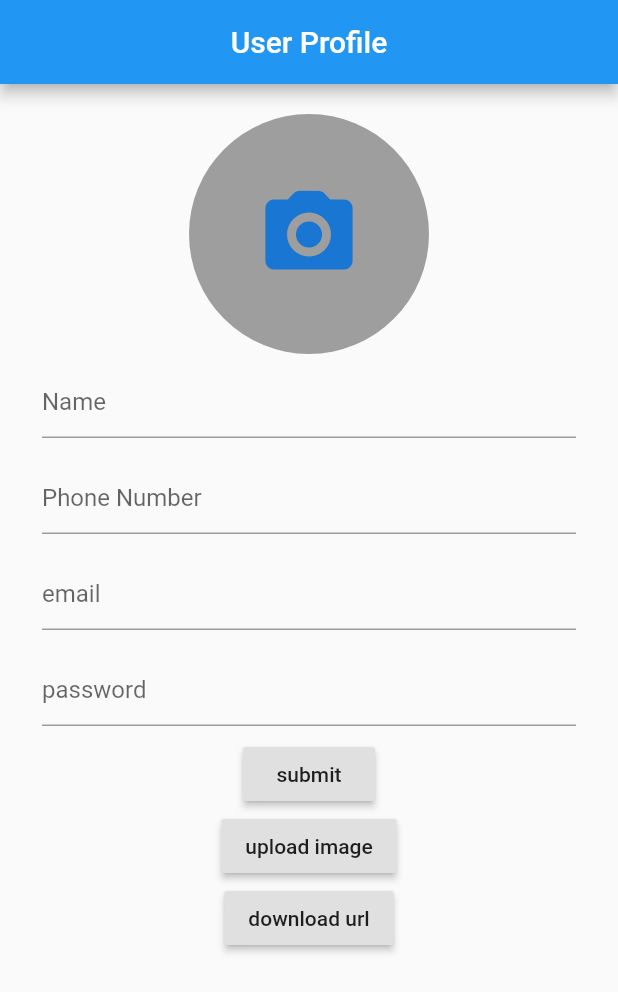
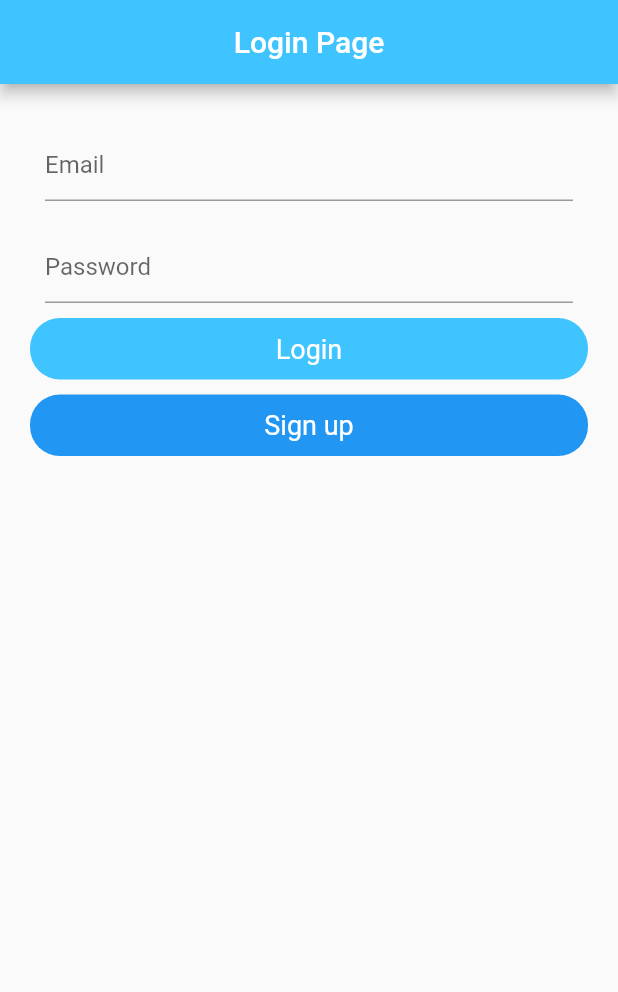
Before and after one commit to ammarshabbir/profile-update, a Flutter app: the screen it shows after launch, on a phone screen of 412 x 824 dp. Shown: the top 992 px of the screen. Run offline on Flutter 3.47's test engine with Material 2 defaults, Android fonts, the phone set to English and light mode, and no system bars; our stand-ins replace cloud_firestore, firebase_auth, firebase_core, firebase_storage, image_picker, modal_progress_hud; accounts and stored records are empty.

```diff
--- /dev/null
+++ b/lib/login_page.dart
@@ -0,0 +1,125 @@
+import 'package:flutter/material.dart';
+import 'package:modal_progress_hud/modal_progress_hud.dart';
+import 'package:firebase_auth/firebase_auth.dart';
+
+class LoginPage extends StatefulWidget {
+  @override
+  _LoginPageState createState() => _LoginPageState();
+}
+
+class _LoginPageState extends State<LoginPage> {
+
+  String email;
+  String password;
+  bool progress = false;
+
+  Future<void>loginUser()async{
+    setState(() {
+      progress = true;
+    });
+    UserCredential userCredential = await FirebaseAuth.instance.signInWithEmailAndPassword(
+        email: email,
+        password: password,
+    );
+    if(userCredential != null){
+      setState(() {
+        progress = false;
+      });
+      print('User loged in');
+    }else{
+      print('user not logged in');
+    }
+  }
+
+  @override
+  Widget build(BuildContext context) {
+    return Scaffold(
+      appBar: AppBar(
+        centerTitle: true,
+        backgroundColor: Colors.lightBlueAccent,
+        title: Text('Login Page'),
+
+      ),
+      body: ModalProgressHUD(
+        inAsyncCall: progress,
+        child: Container(
+          padding: EdgeInsets.all(20),
+          child: Column(
+            children: [
+              Container(
+                padding: EdgeInsets.all(10),
+                child: TextField(
+                  onChanged: (value){
+                    email = value;
+                  },
+                  decoration:InputDecoration(
+                    hintText: 'Email',
+                  ),
+                ),
+              ),
+              Container(
+                padding: EdgeInsets.all(10),
+                child: TextField(
+                  obscureText: true,
+                  onChanged: (value){
+                    password = value;
+                  },
+                  decoration: InputDecoration(
+                    hintText: 'Password',
+                  ),
+                ),
+              ),
+              GestureDetector(
+                onTap: (){
+                  loginUser().whenComplete(() {
+                    Navigator.of(context).pushNamed('/profilePage');
+                  }).catchError((e){
+                    print(e);
+                  });
+                },
+                child: Container(
+                  padding: EdgeInsets.all(10),
+                  decoration: BoxDecoration(
+                    color: Colors.lightBlueAccent,
+                    borderRadius: BorderRadius.circular(20),
+                  ),
+                  child: Center(
+                    child: Text(
+                        'Login',
+                      style: TextStyle(
+                        color: Colors.white,
+                        fontSize: 18,
+                      ),
+                    ),
+                  ),
+                ),
+              ),
+              SizedBox(height: 10),
+              GestureDetector(
+                onTap: (){
+               Navigator.of(context).pushNamed('/signupPage');
+                },
+                child: Container(
+                  padding: EdgeInsets.all(10),
+                  decoration: BoxDecoration(
+                    color: Colors.blue,
+                    borderRadius: BorderRadius.circular(20),
+                  ),
+                  child: Center(
+                    child: Text(
+                      'Sign up',
+                      style: TextStyle(
+                        color: Colors.white,
+                        fontSize: 18,
+                      ),
+                    ),
+                  ),
+                ),
+              ),
+            ],
+          ),
+        ),
+      ),
+    );
+  }
+}
--- a/lib/main.dart
+++ b/lib/main.dart
@@ -1,6 +1,9 @@
 import 'package:flutter/material.dart';
 import 'package:firebase_core/firebase_core.dart';
-import 'userProfile.dart';
+import 'package:profile_upgrade/login_page.dart';
+import 'package:profile_upgrade/profile.dart';
+import 'package:profile_upgrade/signup_page.dart';
+
 
 void main() async{
   WidgetsFlutterBinding.ensureInitialized();
@@ -14,9 +17,11 @@ class MyApp extends StatelessWidget {
   Widget build(BuildContext context) {
     return MaterialApp(
       debugShowCheckedModeBanner: false,
-      home: UserProfile(),
+      home: LoginPage(),
       routes: {
-        '/userProfile':(BuildContext)=>UserProfile(),
+        '/signupPage':(BuildContext context)=>SignupPage(),
+        '/loginPage':(BuildContext)=>LoginPage(),
+        '/profilePage':(BuildContext context)=>ProfilePage(),
       },
     );
   }
--- a/lib/userProfile.dart
+++ b/lib/signup_page.dart
@@ -6,12 +6,13 @@ import 'package:image_picker/image_picker.dart';
 import 'package:modal_progress_hud/modal_progress_hud.dart';
 import 'dart:io';
 
-class UserProfile extends StatefulWidget {
+class SignupPage extends StatefulWidget {
   @override
-  _UserProfileState createState() => _UserProfileState();
+  _SignupPageState createState() => _SignupPageState();
 }
 
-class _UserProfileState extends State<UserProfile> {
+class _SignupPageState extends State<SignupPage> {
+
 
   File _image;
   final picker = ImagePicker();
@@ -23,6 +24,21 @@ class _UserProfileState extends State<UserProfile> {
   String phoneNumber;
   String email;
   String password;
+
+  final _auth = FirebaseAuth.instance;
+
+
+
+  Future<void>loginUser()async{
+    UserCredential userCredential = await FirebaseAuth.instance.createUserWithEmailAndPassword(
+        email: email, password: password);
+    if(userCredential != null){
+      print('User loged in');
+    }else{
+      print('user not logged in');
+    }
+  }
+
 
 
   Future getImage()async{
@@ -37,67 +53,24 @@ class _UserProfileState extends State<UserProfile> {
     });
   }
 
-  Future<void>uploadImage()async{
-    setState(() {
-      progress = true;
-    });
-    await firebase_storage.FirebaseStorage.instance.ref('profile/$phoneNumber').putFile(_image).then((value){
-      setState(() {
-        progress = false;
-      });
-      print('file uploaded');
-    } ).catchError((e){
-      print(e);
-    });
-  }
-
-  Future<void>downloadURL()async{
-    setState(() {
-      progress = true;
-    });
-    String downloadURL = await firebase_storage.FirebaseStorage.instance.ref('profile/$phoneNumber').getDownloadURL();
-    setState(() {
-      url = downloadURL;
-      progress = false;
-    });
-    url = downloadURL;
-    print(url);
-  }
 
   CollectionReference users = FirebaseFirestore.instance.collection('users');
-
-  Future<void>addUser(){
-    setState(() {
-      progress = true;
-    });
-    return users.doc(phoneNumber).set({
-      'imageUrl':url,
-      'name':name,
-      'phoneNumber':phoneNumber,
-      'email':email,
-    }).then((value) {
-      setState(() {
-        progress = false;
-      });
-      print('user added');
-    }).catchError((e){
-      print(e);
-    });
-  }
-
-
 
   Future<void>uploadProfile()async{
     setState(() {
       progress = true;
     });
-    await firebase_storage.FirebaseStorage.instance.ref('profile/$phoneNumber').putFile(_image).then((imageUpload)async{
-      String downloadURL = await firebase_storage.FirebaseStorage.instance.ref('profile/$phoneNumber').getDownloadURL();
+
+    UserCredential userCredential = await FirebaseAuth.instance.createUserWithEmailAndPassword(
+        email: email, password: password).whenComplete(() async{
+      await firebase_storage.FirebaseStorage.instance.ref('profile/${_auth.currentUser.uid}').putFile(_image).then((imageUploade)async{
+        String downloadURL = await firebase_storage.FirebaseStorage.instance.ref('profile/${_auth.currentUser.uid}').getDownloadURL();
         setState(() {
           url = downloadURL;
         });
+      });
     }).whenComplete(() {
-      return users.doc(phoneNumber).set({
+      return users.doc(_auth.currentUser.uid).set({
         'imageUrl':url,
         'name':name,
         'phoneNumber':phoneNumber,
@@ -106,12 +79,12 @@ class _UserProfileState extends State<UserProfile> {
         setState(() {
           progress = false;
           print('user added');
+          Navigator.of(context).pushNamed('/profilePage');
         });
       });
     }).catchError((e){
       print(e);
     });
-
   }
 
 
@@ -120,7 +93,7 @@ class _UserProfileState extends State<UserProfile> {
     return Scaffold(
       appBar: AppBar(
         centerTitle: true,
-        title: Text('User Profile'),
+        title: Text('Signup Page'),
       ),
       body: ModalProgressHUD(
         inAsyncCall: progress,
@@ -142,10 +115,10 @@ class _UserProfileState extends State<UserProfile> {
                         size: 70,
                       ),
                     ),
-                  ):Image.file(
-                      _image,
-                    height: 180,
-                    width: 150,
+                  ):CircleAvatar(
+                    radius: 80,
+                    backgroundColor: Colors.grey,
+                    backgroundImage: FileImage(_image),
                   ),
                 ),
                 Column(
@@ -186,6 +159,7 @@ class _UserProfileState extends State<UserProfile> {
                     Padding(
                       padding: const EdgeInsets.all(8.0),
                       child: TextField(
+                        obscureText: true,
                         onChanged: (value){
                           password = value;
                         },
@@ -194,25 +168,29 @@ class _UserProfileState extends State<UserProfile> {
                         ),
                       ),
                     ),
-                    RaisedButton(
-                      onPressed: (){
+                   GestureDetector(
+                     onTap: (){
+                       uploadProfile();
 
-                      uploadProfile();
                      },
-                      child: Text('submit'),
+                     child: Container(
+                       padding: EdgeInsets.all(10),
+                       decoration: BoxDecoration(
+                         borderRadius: BorderRadius.circular(20),
+                         color: Colors.blue,
                        ),
-                    RaisedButton(
-                      onPressed: (){
-                        uploadImage();
-                      },
-                      child: Text('upload image'),
+                       child: Center(
+                         child: Text(
+                             'Sign up',
+                           style: TextStyle(
+                             color: Colors.white,
+                             fontSize: 18,
                            ),
-                    RaisedButton(
-                      onPressed: (){
-                        downloadURL();
-                      },
-                      child: Text('download url'),
                          ),
+                       ),
+                     ),
+                   ),
+
                   ],
                 ),
               ],
```
Also changed, not shown: lib/profile.dart (added, +61 -0 lines). Lines whose indentation alone changed are shown as unchanged.
